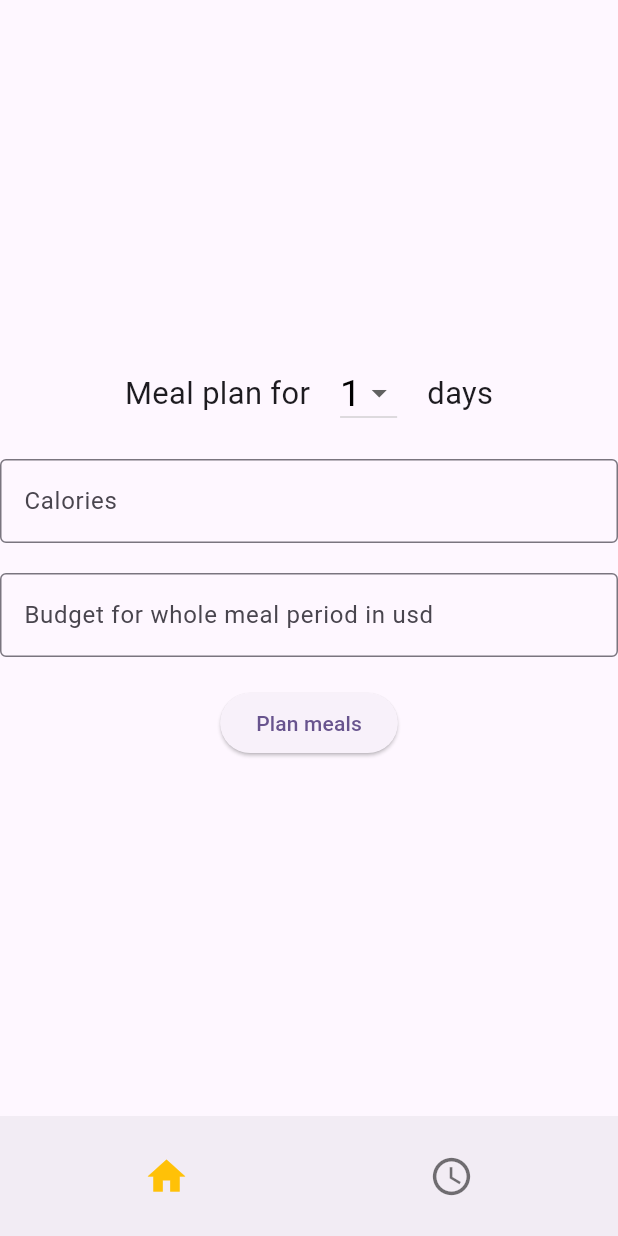
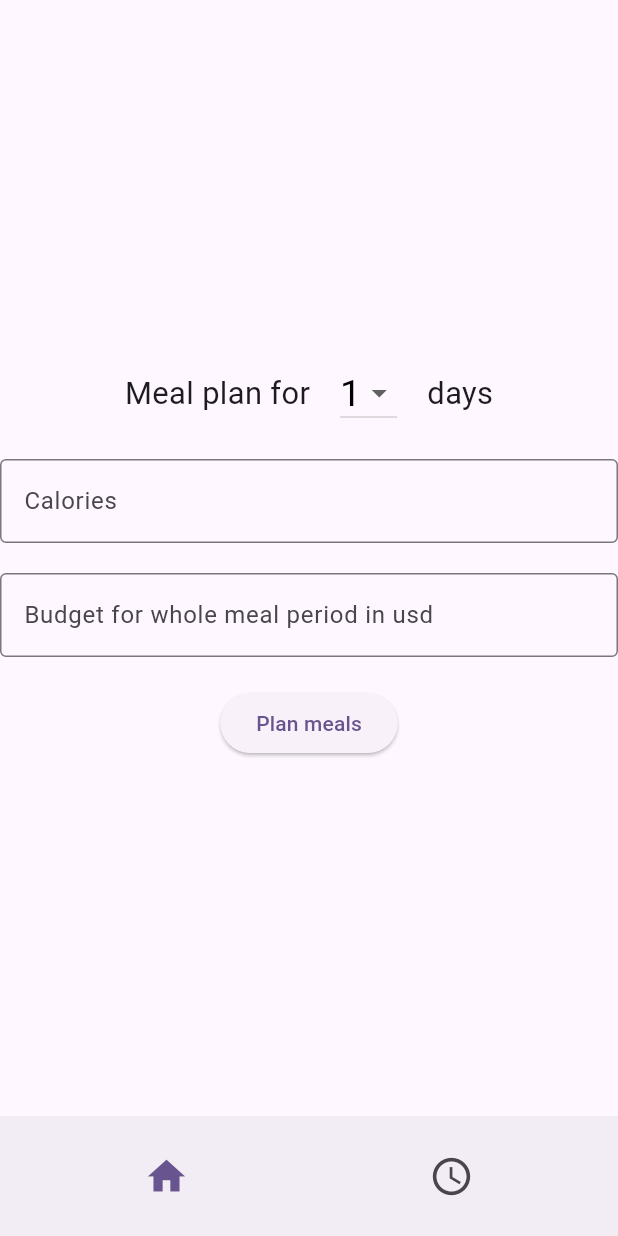
Before and after one commit to Victoria-Developer/Fitsy, a Flutter app: the screen it shows after launch, on a phone screen of 412 x 824 dp. Run offline on Flutter 3.47's test engine with Material 3 defaults, Android fonts, the phone set to English and light mode, and no system bars; our stand-ins replace go_router.

Commit message:
- Refactoring.

```diff
--- a/lib/main.dart
+++ b/lib/main.dart
@@ -1,7 +1,10 @@
 import 'package:fitsy/navigation/app_navigator.dart';
 import 'package:flutter/material.dart';
 
+late AppNavigator nav;
+
 void main() {
+  nav = AppNavigator.instance;
   runApp(const MyApp());
 }
 
@@ -22,7 +25,7 @@ class MyApp extends StatelessWidget {
             ),
         useMaterial3: true,
       ),
-      routerConfig: AppNavigator.instance.router,
+      routerConfig: nav.router,
     );
   }
 }
--- a/lib/navigation/app_navigator.dart
+++ b/lib/navigation/app_navigator.dart
@@ -18,7 +18,7 @@ class AppNavigator {
 
   final homeRoute = NavRoute(id: 0, path: "/", name: "home");
   final plansRoute = NavRoute(id: 1, path: "/plans", name: "plans");
-  final recipesRoute = NavRoute(id: -1, path: "/recipes", name: "recipes");
+  final recipesRoute = NavRoute(id: 2, path: "/recipes", name: "recipes");
 
   AppNavigator._internal() {
     final routes = <NavRoute>[homeRoute, recipesRoute, plansRoute];
@@ -84,7 +84,7 @@ class AppNavigator {
     List routeStacks = [...delegate.currentConfiguration.routes];
 
     bool pathExists = routeStacks.any((route) {
-      return route is GoRoute && route.name == routePath;
+      return route is GoRoute && route.path == routePath;
     });
 
     if (!pathExists) {
@@ -95,7 +95,7 @@ class AppNavigator {
     for (int i = routeStacks.length - 1; i >= 0; i--) {
       RouteBase route = routeStacks[i];
       if (route is GoRoute) {
-        if (route.name == routePath) break;
+        if (route.path == routePath) break;
         if (i != 0 && routeStacks[i - 1] is ShellRoute) {
           RouteMatchList matchList = delegate.currentConfiguration;
           router.restore(matchList.remove(matchList.matches.last));
--- a/lib/screens/recipes_page.dart
+++ b/lib/screens/recipes_page.dart
@@ -26,13 +26,13 @@ class _RecipesPageState extends State<RecipesPage> {
 
   @override
   void initState() {
-    _fetchRecipes(widget.days, widget.calories, widget.budget);
+    _fetchRecipes();
     super.initState();
   }
 
-  _fetchRecipes(int daysNumber, int calories, int budget) async {
+  _fetchRecipes() async {
     var requestBody = buildRequestBody(
-        buildPrompt(daysNumber, calories, budget)
+        buildPrompt(widget.days, widget.calories, widget.budget)
     );
     recipesList = sendGeminiRequest(requestBody);
   }
--- a/lib/services/http_request.dart
+++ b/lib/services/http_request.dart
@@ -63,7 +63,7 @@
   final Map<String, dynamic> requestBody = {
     "system_instruction": {
       "parts": [
-        {"text": ""}
+        {"text": "Follow instructions in prompt."}
       ]
     },
     "contents": [
--- a/lib/widgets/dynamic_bottom_bar.dart
+++ b/lib/widgets/dynamic_bottom_bar.dart
@@ -33,18 +33,13 @@ class _DynamicBottomBarState extends State<DynamicBottomBar> {
   }
 
   IconButton _buildIconButton(Icon icon, int index) {
-    const unselectedItemColor = Colors.black54;
-    const selectedItemColor = Colors.amber;
-
     return IconButton(
       icon: icon,
       iconSize: 30.0,
+      isSelected: widget.currentTabId == index,
       onPressed: () {
         widget.onNavigateToTab(index);
-      },
-      color: widget.currentTabId == index
-          ? selectedItemColor
-          : unselectedItemColor,
+      }
     );
   }
 }
```
